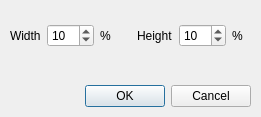
Old version of the form src/dialogscale.ui in the repository jandernascimento/imageprocessing-umanipulator.
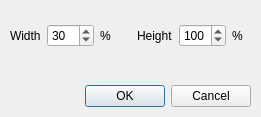
New version of the form.

```diff
--- a/src/dialogscale.ui
+++ b/src/dialogscale.ui
@@ -57,7 +57,7 @@
          <number>200</number>
         </property>
         <property name="value">
-         <number>10</number>
+         <number>30</number>
         </property>
        </widget>
       </item>
@@ -84,7 +84,7 @@
          <number>200</number>
         </property>
         <property name="value">
-         <number>10</number>
+         <number>100</number>
         </property>
        </widget>
       </item>
```
